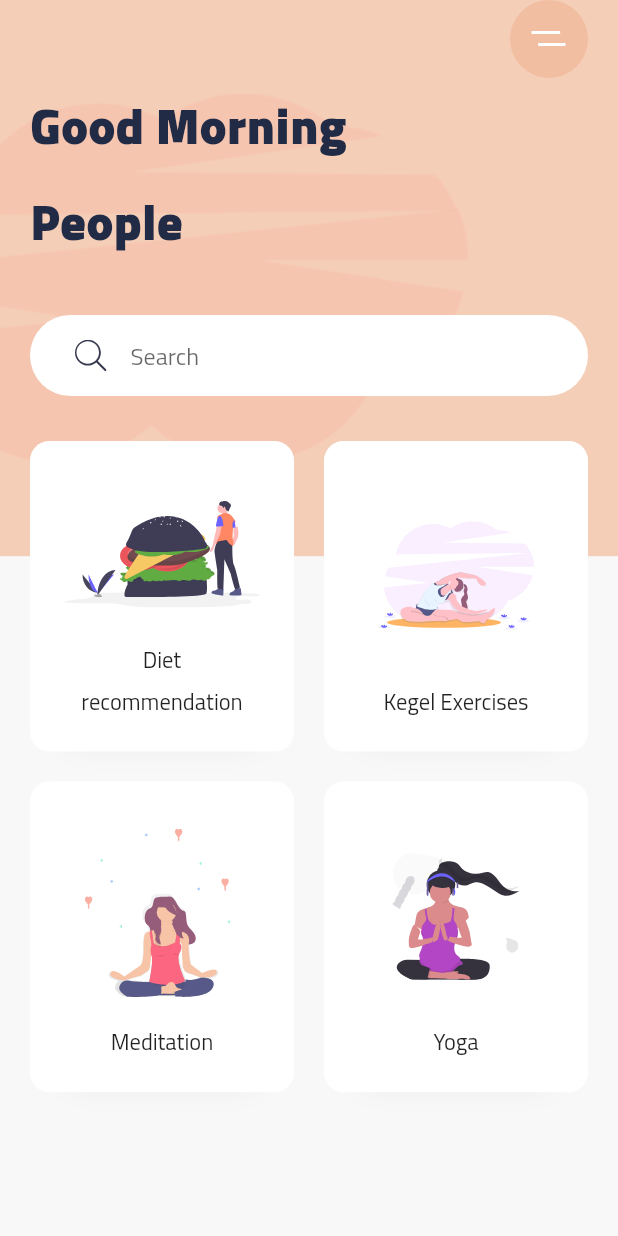
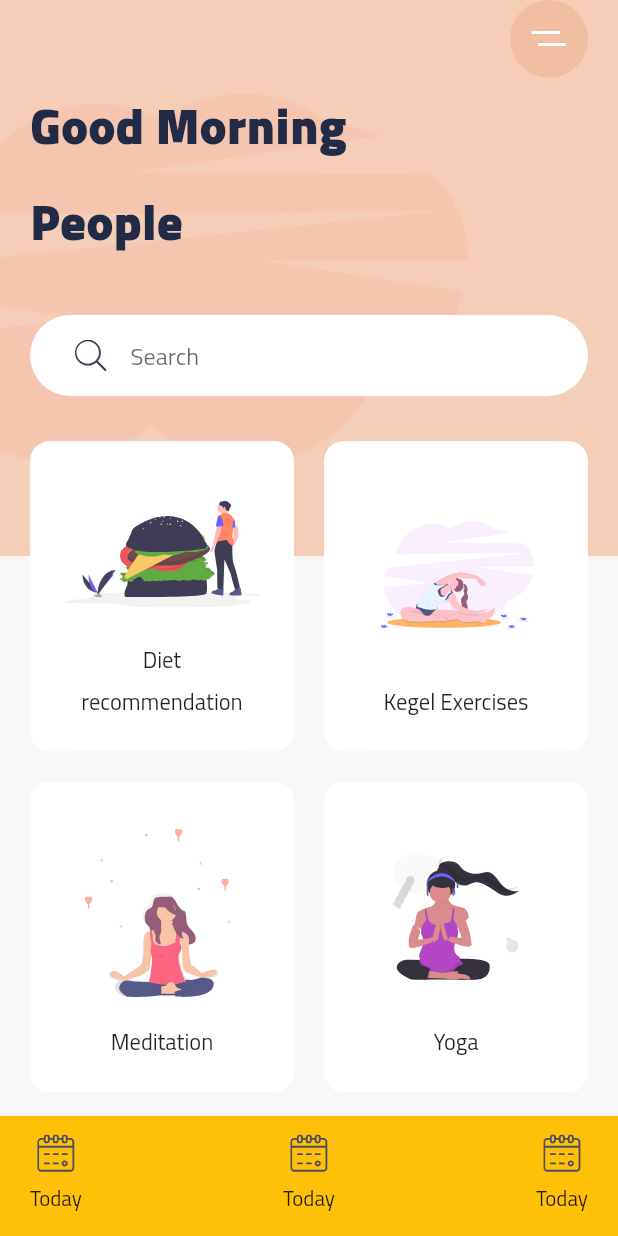
Before and after one commit to renankanu/app_meditation_layout, a Flutter app: the screen it shows after launch, on a phone screen of 412 x 824 dp. Run offline on Flutter 3.47's test engine with Material 2 defaults, Android fonts, the phone set to English and light mode, and no system bars; our stand-ins replace flutter_hooks, flutter_svg, lottie.

Commit message:
Feature - create navigation bottom

```diff
--- a/lib/app/screen/home/home_screen.dart
+++ b/lib/app/screen/home/home_screen.dart
@@ -1,5 +1,6 @@
 import 'package:app_meditation/app/styles/colors.dart';
 import 'package:app_meditation/app/utils/images.dart';
+import 'package:app_meditation/app/widget/category_card.dart';
 import 'package:flutter/cupertino.dart';
 import 'package:flutter/material.dart';
 import 'package:flutter_svg/svg.dart';
@@ -9,6 +10,31 @@ class Home extends StatelessWidget {
   Widget build(BuildContext context) {
     var size = MediaQuery.of(context).size;
     return Scaffold(
+      bottomNavigationBar: Container(
+        padding: EdgeInsets.symmetric(horizontal: 20, vertical: 10),
+        height: 80,
+        color: Colors.amber,
+        child: Row(
+          mainAxisAlignment: MainAxisAlignment.spaceBetween,
+          children: [
+            BottomNavItem(
+              image: Images.calendar,
+              title: "Today",
+              onPress: () {},
+            ),
+            BottomNavItem(
+              image: Images.calendar,
+              title: "Today",
+              onPress: () {},
+            ),
+            BottomNavItem(
+              image: Images.calendar,
+              title: "Today",
+              onPress: () {},
+            ),
+          ],
+        ),
+      ),
       body: Container(
         child: Stack(
           children: [
@@ -72,18 +98,22 @@ class Home extends StatelessWidget {
                         CardCategory(
                           svgPath: Images.hamburger,
                           title: "Diet recommendation",
+                          onPress: () {},
                         ),
                         CardCategory(
                           svgPath: Images.excercise,
                           title: "Kegel Exercises",
+                          onPress: () {},
                         ),
                         CardCategory(
                           svgPath: Images.meditation,
                           title: "Meditation",
+                          onPress: () {},
                         ),
                         CardCategory(
                           svgPath: Images.yoga,
                           title: "Yoga",
+                          onPress: () {},
                         ),
                       ],
                     ),
@@ -98,52 +128,27 @@ class Home extends StatelessWidget {
   }
 }
 
-class CardCategory extends StatelessWidget {
-  final String svgPath;
+class BottomNavItem extends StatelessWidget {
+  final String image;
   final String title;
-  const CardCategory({
+  final Function onPress;
+  const BottomNavItem({
     Key key,
-    this.svgPath,
+    this.image,
     this.title,
+    this.onPress,
   }) : super(key: key);
 
   @override
   Widget build(BuildContext context) {
-    return Container(
-      decoration: BoxDecoration(
-        color: Colors.white,
-        borderRadius: BorderRadius.circular(13.0),
-        boxShadow: [
-          BoxShadow(
-              offset: Offset(0, 17),
-              blurRadius: 17,
-              spreadRadius: -23,
-              color: kShadowColor)
+    return GestureDetector(
+      onTap: onPress,
+      child: Column(
+        mainAxisAlignment: MainAxisAlignment.spaceAround,
+        children: [
+          SvgPicture.asset(image),
+          Text(title),
         ],
-      ),
-      child: Material(
-        color: Colors.transparent,
-        child: InkWell(
-          onTap: () {},
-          child: Padding(
-            padding: const EdgeInsets.all(20.0),
-            child: Column(
-              children: [
-                Spacer(),
-                SvgPicture.asset(svgPath),
-                Spacer(),
-                Text(
-                  title,
-                  textAlign: TextAlign.center,
-                  style: Theme.of(context)
-                      .textTheme
-                      .headline6
-                      .copyWith(fontSize: 15),
-                )
-              ],
-            ),
-          ),
-        ),
       ),
     );
   }
--- a/lib/app/utils/images.dart
+++ b/lib/app/utils/images.dart
@@ -6,4 +6,5 @@ class Images {
   static const String excercise = 'assets/icons/Excrecises.svg';
   static const String meditation = 'assets/icons/Meditation.svg';
   static const String yoga = 'assets/icons/yoga.svg';
+  static const String calendar = 'assets/icons/calendar.svg';
 }
--- /dev/null
+++ b/lib/app/widget/category_card.dart
@@ -0,0 +1,59 @@
+import 'package:app_meditation/app/styles/colors.dart';
+import 'package:flutter/material.dart';
+import 'package:flutter_svg/svg.dart';
+
+class CardCategory extends StatelessWidget {
+  final String svgPath;
+  final String title;
+  final Function onPress;
+  const CardCategory({
+    Key key,
+    this.svgPath,
+    this.title,
+    this.onPress,
+  }) : super(key: key);
+
+  @override
+  Widget build(BuildContext context) {
+    return ClipRRect(
+      borderRadius: BorderRadius.circular(13.0),
+      child: Container(
+        decoration: BoxDecoration(
+          color: Colors.white,
+          borderRadius: BorderRadius.circular(13.0),
+          boxShadow: [
+            BoxShadow(
+                offset: Offset(0, 17),
+                blurRadius: 17,
+                spreadRadius: -23,
+                color: kShadowColor)
+          ],
+        ),
+        child: Material(
+          color: Colors.transparent,
+          child: InkWell(
+            onTap: onPress,
+            child: Padding(
+              padding: const EdgeInsets.all(20.0),
+              child: Column(
+                children: [
+                  Spacer(),
+                  SvgPicture.asset(svgPath),
+                  Spacer(),
+                  Text(
+                    title,
+                    textAlign: TextAlign.center,
+                    style: Theme.of(context)
+                        .textTheme
+                        .headline6
+                        .copyWith(fontSize: 15),
+                  )
+                ],
+              ),
+            ),
+          ),
+        ),
+      ),
+    );
+  }
+}
```
